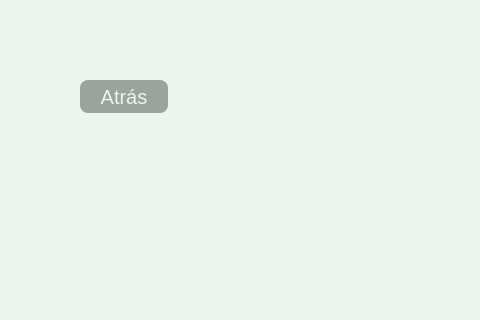
Above: app/settings.ui from ce-itcr/Gladiators-GBP before the change; both pictures show x 0 to 480 and y 0 to 320 of the 1200 by 800 pixel window. Below: the same form after it.
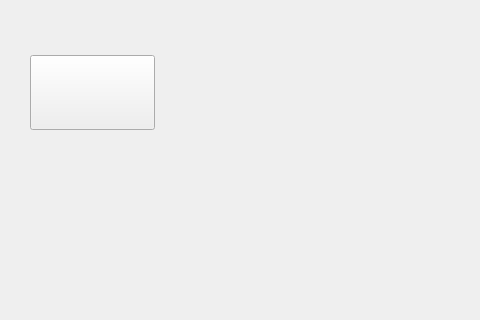
That is the form after the change. Icons and pictures are not drawn.

```diff
--- a/app/settings.ui
+++ b/app/settings.ui
@@ -18,7 +18,7 @@
     <normaloff>:/img/isotipo.png</normaloff>:/img/isotipo.png</iconset>
   </property>
   <property name="styleSheet">
-   <string notr="true">background-color: rgb(235, 245, 238);</string>
+   <string notr="true">background-image: url(:/img/backgrounds/4.jpg);</string>
   </property>
   <widget class="QLabel" name="label">
    <property name="geometry">
@@ -42,29 +42,20 @@
   <widget class="QPushButton" name="toMainWindow">
    <property name="geometry">
     <rect>
-     <x>80</x>
-     <y>80</y>
-     <width>88</width>
-     <height>33</height>
+     <x>30</x>
+     <y>55</y>
+     <width>125</width>
+     <height>75</height>
     </rect>
    </property>
    <property name="styleSheet">
-    <string notr="true">QPushButton{
-	border: none;
-	border-radius: 8px;
-	font-size: 20px;
-}
-QPushButton:!hover{
-	background-color: rgb(156, 163, 159);
-	color: rgb(235, 245, 238);
-}
-QPushButton:hover{
-	color: rgb(156, 163, 159);
-	background-color: rgb(235, 245, 238);
-}</string>
+    <string notr="true">background-color: transparent;
+border-image: url(:/img/buttons/back_button.png);
+background: none;
+background-repeat: none;</string>
    </property>
    <property name="text">
-    <string>Atrás</string>
+    <string/>
    </property>
   </widget>
  </widget>
```
Left out of the diff: 19 changed lines with no effect on the pictures.
